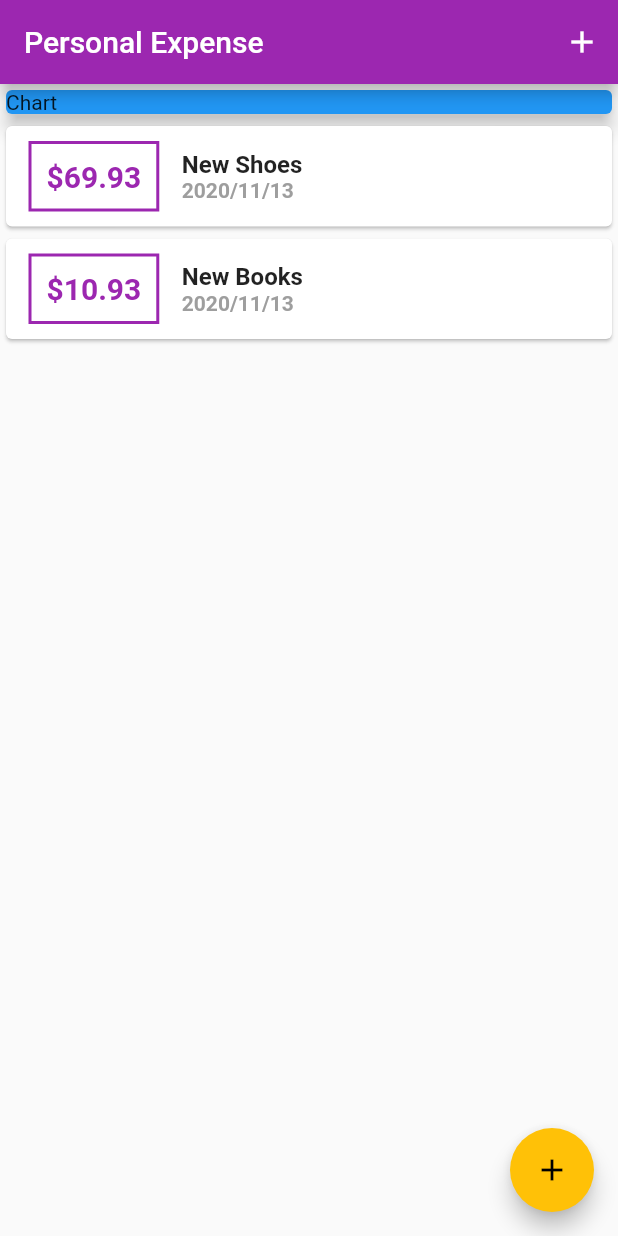
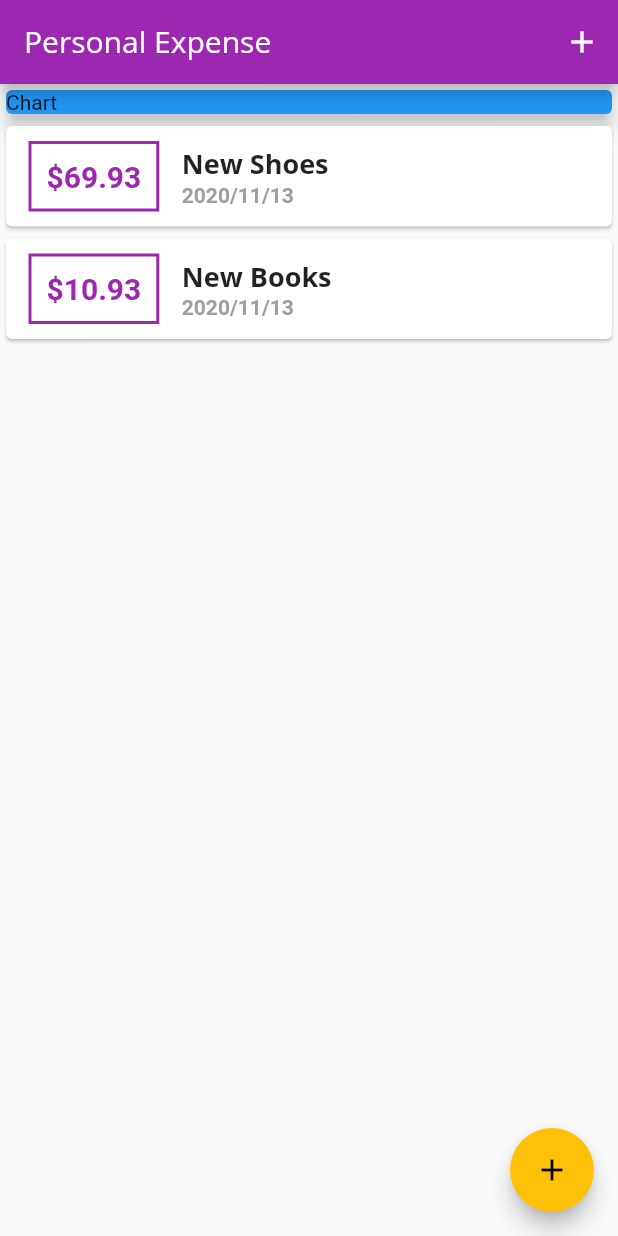
Before and after one commit to nord2sudjp/personal-expense, a Flutter app: the screen it shows after launch, on a phone screen of 412 x 824 dp. Run offline on Flutter 3.47's test engine with Material 2 defaults, Android fonts, the phone set to English and light mode, and no system bars.

Commit message:
Add globalTheme and textTheme

```diff
--- a/lib/main.dart
+++ b/lib/main.dart
@@ -13,7 +13,22 @@ class MyApp extends StatelessWidget {
   Widget build(BuildContext context) {
     return MaterialApp(
       title: 'Personal Expense',
-      theme: ThemeData(primarySwatch: Colors.purple, accentColor: Colors.amber),
+      theme: ThemeData(
+        primarySwatch: Colors.purple,
+        accentColor: Colors.amber,
+        fontFamily: 'QuickSand',
+        textTheme: ThemeData.light().textTheme.copyWith(
+              headline6: TextStyle(
+                  fontFamily: 'OpenSans',
+                  fontWeight: FontWeight.bold,
+                  fontSize: 18),
+            ),
+        appBarTheme: AppBarTheme(
+          textTheme: ThemeData.light().textTheme.copyWith(
+                headline6: TextStyle(fontFamily: 'OpenSans', fontSize: 20),
+              ),
+        ),
+      ),
       home: MyHomePage(),
     );
   }
--- a/lib/widgets/transaction_list.dart
+++ b/lib/widgets/transaction_list.dart
@@ -35,7 +35,7 @@ class TransactionList extends StatelessWidget {
                 children: [
                   Text(
                     transactions[index].title,
-                    style: TextStyle(fontSize: 16, fontWeight: FontWeight.bold),
+                    style: Theme.of(context).textTheme.headline6,
                   ),
                   Text(
                     DateFormat('yyyy/MM/dd').format(transactions[index].date),
```
Also changed, not shown: pubspec.yaml (+12 -6 lines), assets/fonts/OpenSans-Bold.ttf (added), assets/fonts/OpenSans-Regular.ttf (added), assets/fonts/Quicksand-Bold.ttf (added), assets/fonts/Quicksand-Light.ttf (added), assets/fonts/Quicksand-Medium.ttf (added), assets/fonts/Quicksand-Regular.ttf (added).
